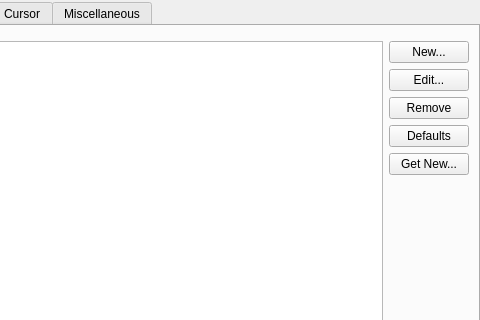
The window that src/widgets/EditProfileAppearancePage.ui (KDE/konsole) describes before a commit, drawn with Qt 5; both pictures show x 142 to 622 and y 0 to 320 of the 622 by 476 pixel window.
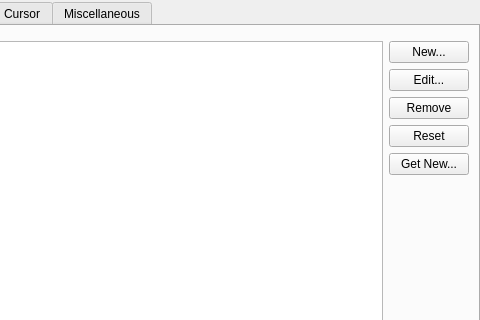
The same window after the commit. Custom widgets are drawn as their Qt base class.

Commit message:
Changed 'Defaults' texts on reset buttons to 'Reset'
In the UI of Konsole, when editing a keyboard setting of a profile, there is a
'Defaults' button, which resets everything back to an initial state. However,
'Reset' covers its purpose more intuitively, in line with the KDE guideline on
intuitiveness and ease of use. Also, the original can be misinterpreted as:
'Make this the new defaults'. Hence the change.

Patch:
```diff
--- a/src/widgets/EditProfileAppearancePage.ui
+++ b/src/widgets/EditProfileAppearancePage.ui
@@ -96,7 +96,7 @@
               <string>Reset the selected color scheme settings to the default values</string>
              </property>
              <property name="text">
-              <string>Defaults</string>
+              <string>Reset</string>
              </property>
             </widget>
            </item>
```
The commit also changes 1 other file.
